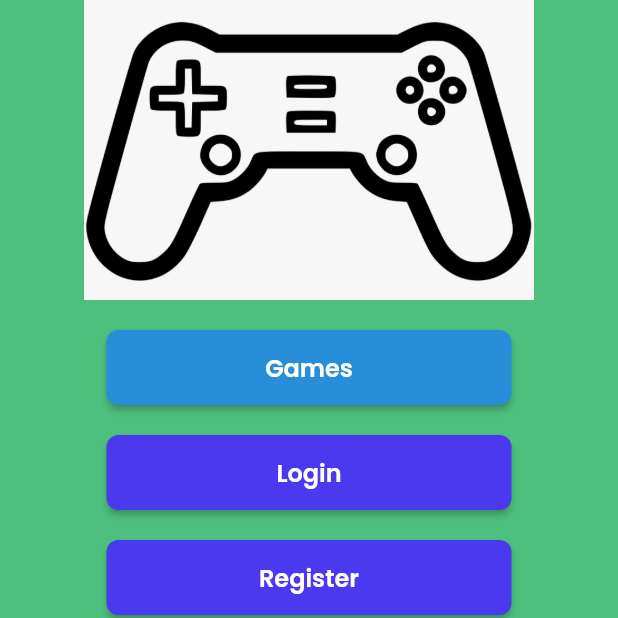
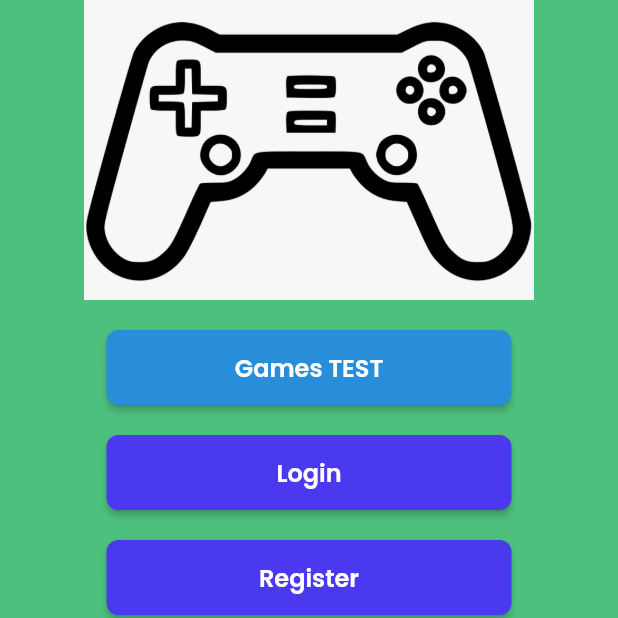
Before and after one commit to kyriakosgeorgiades/flutterMobile, a Flutter app: the screen it shows after launch, on a phone screen of 412 x 824 dp, the top half of it. Run offline on Flutter 3.47's test engine with Material 2 defaults, Android fonts, the phone set to English and light mode, and no system bars; drawn by our look-alikes of auto_size_text; our stand-ins replace font_awesome_flutter, google_fonts, page_transition, shared_preferences, timeago; missing offline and left inert: json_path.

Commit message:
Testing commit
test

```diff
--- a/lib/routes/home_page.dart
+++ b/lib/routes/home_page.dart
@@ -50,7 +50,7 @@ class _HomePageWidgetState extends State<HomePageWidget> {
                         print('Button pressed ...');
                         Navigator.of(context).pushNamed('/games');
                       },
-                      text: 'Games',
+                      text: 'Games TEST',
                       options: FFButtonOptions(
                         width: 270,
                         height: 50,
```
